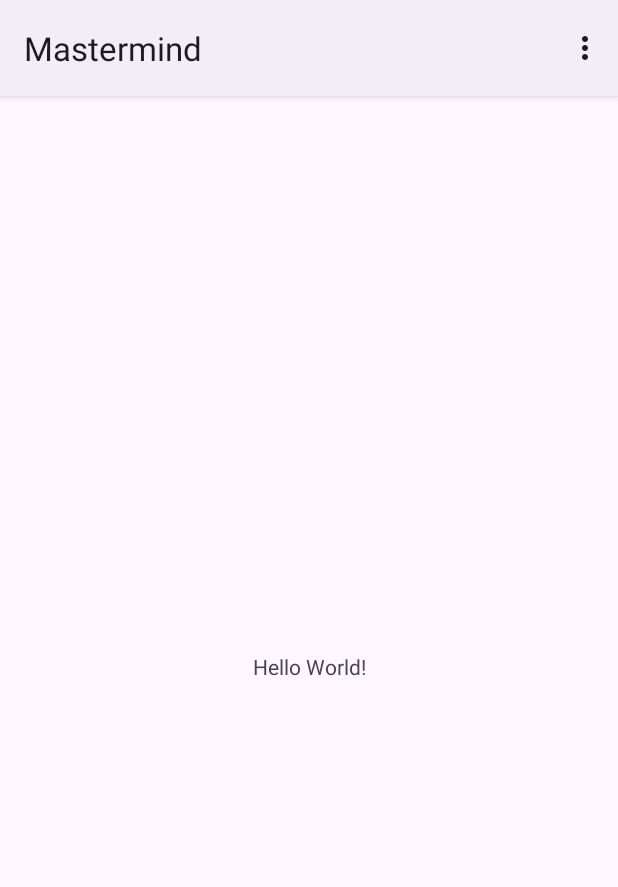
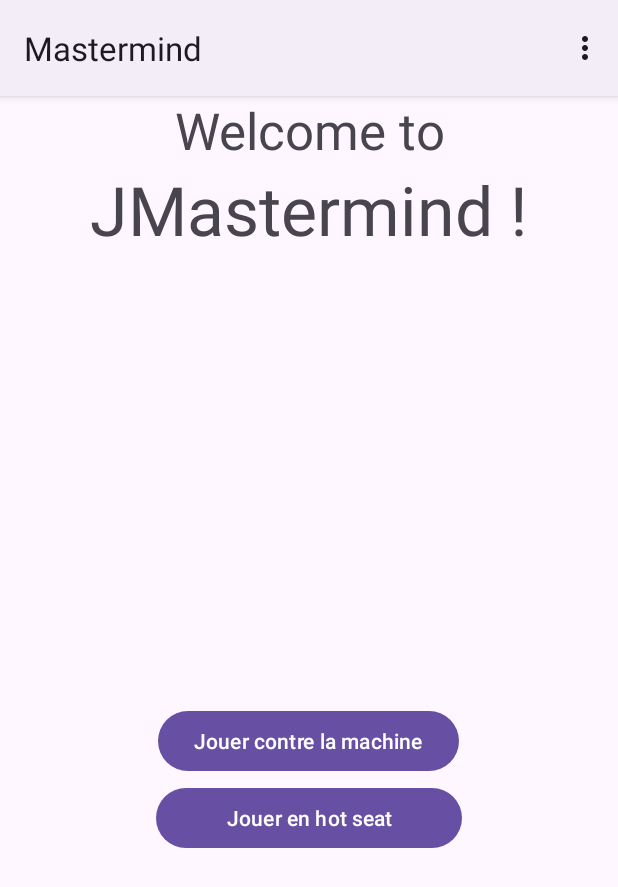
Before and after one commit to lepeli/mastermind, an Android app: the screen it shows after launch (MainActivity), on a phone screen of 412 x 824 dp. Shown: the top 887 px of the screen. Run offline under Robolectric (Android 15) with nearby library versions, the phone set to English and light mode, and no system bars.

Commit message:
début interface + architecture

```diff
--- a/app/src/main/java/dev/binks/mastermind/MainActivity.java
+++ b/app/src/main/java/dev/binks/mastermind/MainActivity.java
@@ -7,12 +7,23 @@ import android.os.Bundle;
 import android.view.Menu;
 import android.view.MenuItem;
 
+import dev.binks.mastermind.activities.CombinationCreatorActivity;
+import dev.binks.mastermind.activities.GameWindowActivity;
+import dev.binks.mastermind.activities.SettingsActivity;
+import dev.binks.mastermind.model.GameModel;
+import dev.binks.mastermind.R;
+import dev.binks.mastermind.view.MainMenuListener;
+
 public class MainActivity extends AppCompatActivity {
 
+    private GameModel model;
     @Override
     protected void onCreate(Bundle savedInstanceState) {
         super.onCreate(savedInstanceState);
         setContentView(R.layout.activity_main);
+
+        this.model = new GameModel();
+        MainMenuListener.setupMainMenuListeners(this);
     }
 
     @Override
@@ -30,4 +41,19 @@ public class MainActivity extends AppCompatActivity {
         return super.onOptionsItemSelected(item);
     }
 
+    /**
+     * Display the correct display according to the gameMode
+     * @param gameMode
+     */
+    public void displayGameView(String gameMode) {
+        switch (gameMode) {
+            case "solo":
+                this.startActivity(new Intent(this, GameWindowActivity.class));
+                break;
+            case "duo":
+                this.startActivity(new Intent(this, CombinationCreatorActivity.class));
+                break;
+        }
+    }
+
 }
--- a/app/src/main/java/dev/binks/mastermind/SettingsActivity.java
+++ b/app/src/main/java/dev/binks/mastermind/activities/SettingsActivity.java
@@ -1,6 +1,9 @@
-package dev.binks.mastermind;
+package dev.binks.mastermind.activities;
 import android.os.Bundle;
 import android.preference.PreferenceActivity;
+
+import dev.binks.mastermind.R;
+
 public class SettingsActivity extends PreferenceActivity {
     @Override
     public void onCreate(Bundle savedInstanceState){
--- /dev/null
+++ b/app/src/main/java/dev/binks/mastermind/model/GameModel.java
@@ -0,0 +1,5 @@
+package dev.binks.mastermind.model;
+
+// Le model du jeu, il contient tout ce qui concerne le fonctionnement du jeu
+public class GameModel {
+}
--- /dev/null
+++ b/app/src/main/java/dev/binks/mastermind/view/MainMenuListener.java
@@ -0,0 +1,38 @@
+package dev.binks.mastermind.view;
+
+import android.view.MotionEvent;
+import android.view.View;
+
+import androidx.appcompat.app.AppCompatActivity;
+
+import dev.binks.mastermind.MainActivity;
+import dev.binks.mastermind.R;
+
+public class MainMenuListener implements View.OnClickListener {
+
+    private MainActivity controller;
+
+    public MainMenuListener(MainActivity controller) {
+        this.controller = controller;
+    }
+
+    public void onClick(View view) {
+        int id = view.getId();
+
+        if (id == R.id.playSoloButton) {
+            this.controller.displayGameView("solo");
+        }
+        else if (id == R.id.playDuoButton) {
+            this.controller.displayGameView("duo");
+        }
+    }
+
+    /**
+     * Setup the main activity's buttons listeners.
+     * @param app Main activity
+     */
+    public static void setupMainMenuListeners(MainActivity app) {
+        app.findViewById(R.id.playSoloButton).setOnClickListener(new MainMenuListener(app));
+        app.findViewById(R.id.playDuoButton).setOnClickListener(new MainMenuListener(app));
+    }
+}
--- a/app/src/main/res/layout/activity_main.xml
+++ b/app/src/main/res/layout/activity_main.xml
@@ -1,18 +1,43 @@
 <?xml version="1.0" encoding="utf-8"?>
-<androidx.constraintlayout.widget.ConstraintLayout xmlns:android="http://schemas.android.com/apk/res/android"
+<LinearLayout xmlns:android="http://schemas.android.com/apk/res/android"
     xmlns:app="http://schemas.android.com/apk/res-auto"
     xmlns:tools="http://schemas.android.com/tools"
     android:layout_width="match_parent"
     android:layout_height="match_parent"
+    android:orientation="vertical"
     tools:context=".MainActivity">
 
     <TextView
+        android:id="@+id/subtitle"
+        android:layout_width="match_parent"
+        android:layout_height="wrap_content"
+        android:text="Welcome to"
+        android:textAlignment="center"
+        android:textAppearance="@style/TextAppearance.AppCompat.Display1" />
+
+    <TextView
+        android:id="@+id/title"
+        android:layout_width="match_parent"
+        android:layout_height="wrap_content"
+        android:text="JMastermind !"
+        android:textAlignment="center"
+        android:textAppearance="@style/TextAppearance.AppCompat.Display2"/>
+
+
+    <Button
+        android:id="@+id/playSoloButton"
         android:layout_width="wrap_content"
         android:layout_height="wrap_content"
-        android:text="Hello World!"
-        app:layout_constraintBottom_toBottomOf="parent"
-        app:layout_constraintEnd_toEndOf="parent"
-        app:layout_constraintStart_toStartOf="parent"
-        app:layout_constraintTop_toTopOf="parent" />
+        android:layout_gravity="center"
+        android:layout_marginTop="@dimen/marginFromTitle"
+        android:text="Jouer contre la machine"/>
 
-</androidx.constraintlayout.widget.ConstraintLayout>
+    <Button
+        android:id="@+id/playDuoButton"
+        android:layout_width="204dp"
+        android:layout_height="wrap_content"
+        android:layout_gravity="center"
+        android:layout_marginTop="3dp"
+        android:text="Jouer en hot seat" />
+
+</LinearLayout>
--- /dev/null
+++ b/app/src/main/res/values/dimens.xml
@@ -0,0 +1,6 @@
+<?xml version="1.0" encoding="utf-8"?>
+<resources>
+    <dimen name="title">40dp</dimen>
+    <dimen name="subtitle">30dp</dimen>
+    <dimen name="marginFromTitle">300dp</dimen>
+</resources>
```
Also changed, not shown: app/src/main/AndroidManifest.xml (+12 -3 lines), app/src/main/java/dev/binks/mastermind/activities/CombinationCreatorActivity.java (added, +16 -0 lines), app/src/main/java/dev/binks/mastermind/activities/GameWindowActivity.java (added, +15 -0 lines), app/src/main/res/layout/activity_combination_creator.xml (added, +27 -0 lines), app/src/main/res/layout/activity_game_window.xml (added, +20 -0 lines).
